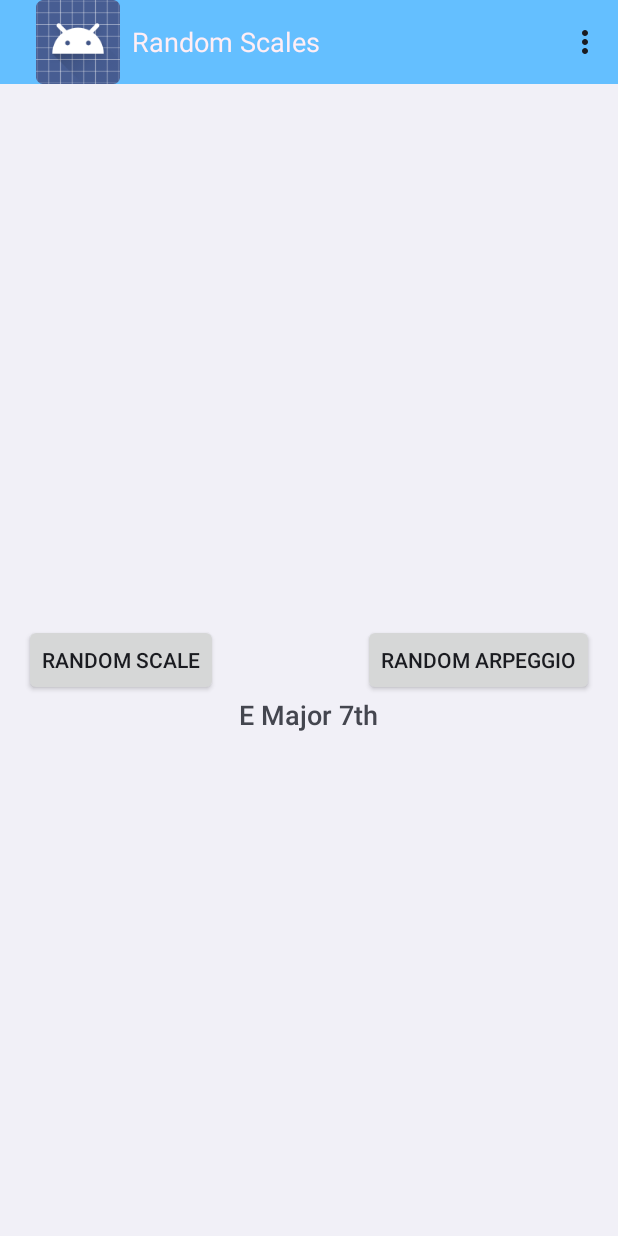
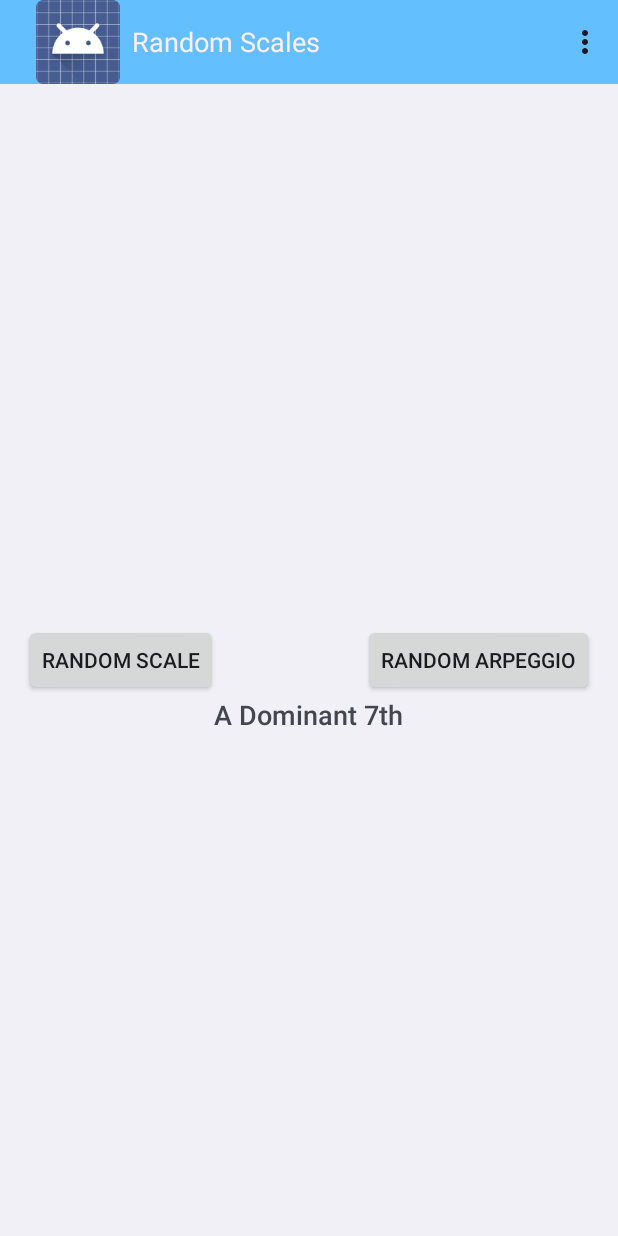
Before and after one commit to andrewreeman/RandomScales, an Android app: the screen it shows after launch (MainActivity), after a tap on "RANDOM ARPEGGIO", on a phone screen of 412 x 824 dp. Run offline under Robolectric (Android 15) with nearby library versions, the phone set to English and light mode, and no system bars; 1 other tap on this screen came first.

Commit message:
Can select scales and arp from list

```diff
--- a/app/src/main/java/com/stepwise/random_scales/MainActivity.java
+++ b/app/src/main/java/com/stepwise/random_scales/MainActivity.java
@@ -52,31 +52,27 @@ public class MainActivity extends Activity {
     }
 
     public void generateScale(View view){
-        /*Resources res = getResources();
-        String[] notes = res.getStringArray(R.array.Notes);
-        Random randGen = new Random();
-        int note = randGen.nextInt(notes.length);
-        String[] scales = res.getStringArray(R.array.Scales);
-        int scale = randGen.nextInt(scales.length);
-        String outScale = scales[scale];
-        m_SelectedString = notes[note] + " " + outScale;
-        setText(m_SelectedString);*/
-
-
-
+        ArrayList<Exercise> scales = m_selectableExercises.getScales();
+        if(scales.size() > 0) {
+            Random randGen = new Random();
+            Exercise scale = scales.get(randGen.nextInt(scales.size()));
+            setText(scale.getKey() + " " + scale.getName());
+        }
+        else
+            setText("No scales in set");
     }
 
     public void generateArpeggio(View view){
 
-        Resources res = getResources();
-        String[] notes = res.getStringArray(R.array.Notes);
-        Random randGen = new Random();
-        int note = randGen.nextInt(notes.length);
-        String[] arpeggios = res.getStringArray(R.array.Arpeggios);
-        int arpeggio = randGen.nextInt(arpeggios.length);
+        ArrayList<Exercise> arpeggios = m_selectableExercises.getArpeggios();
+        if(arpeggios.size() > 0) {
+            Random randGen = new Random();
+            Exercise arp = arpeggios.get(randGen.nextInt(arpeggios.size()));
+            setText(arp.getKey() + " " + arp.getName());
+        }
+        else
+            setText("No arpeggios in set");
 
-        m_SelectedString = notes[note] + " " + arpeggios[arpeggio];
-        setText(m_SelectedString);
     }
 //TODO buildExerciseList from preset function ... default preset is ALL
 //TODO preset activity is for modifying presets
@@ -116,13 +112,9 @@ public class MainActivity extends Activity {
     @Override
     public void onActivityResult(int requestCode, int resultCode, Intent data){
         if(requestCode == REQUEST_CODE__GET_PRESETS){
-            if(resultCode == RESULT_OK){
-                SelectableExercises_Data exData = data.getParcelableExtra(getString(R.string.com_stepwise_random_scales_presetList));
-                ArrayList<Exercise> scales = exData.getScales();
-                if(scales.size() > 0){
-                    setText(scales.get( scales.size() - 1 ).getName());
-                }
-            }
+            if(resultCode == RESULT_OK)
+                m_selectableExercises = data.getParcelableExtra(getString(R.string.com_stepwise_random_scales_presetList));
+
         }
 
 
```
